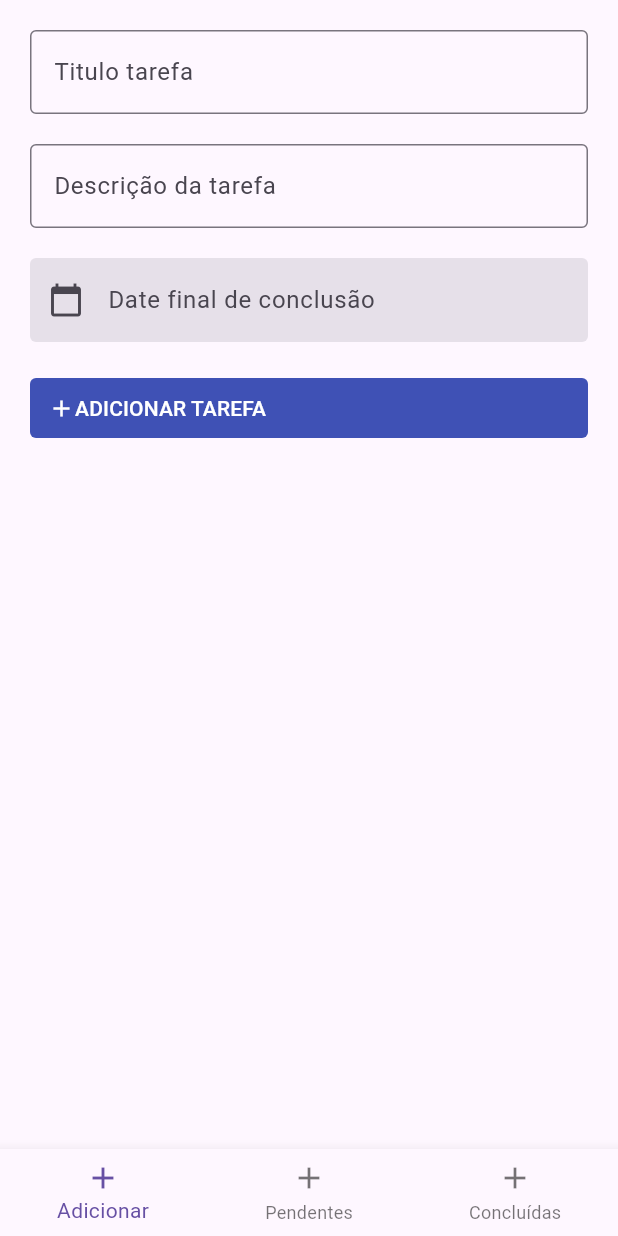
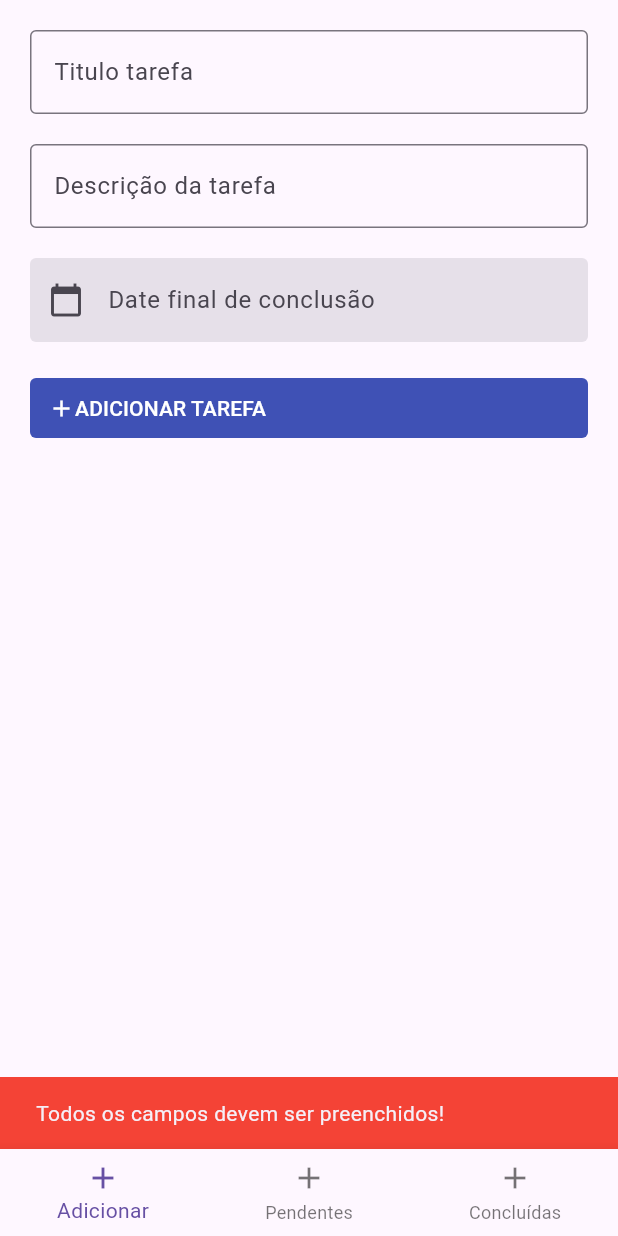
Before and after one commit to 3DUTEX/lista-de-tarefas-flutter, a Flutter app: the screen it shows after launch, after a tap on "ADICIONAR TAREFA", on a phone screen of 412 x 824 dp. Run offline on Flutter 3.47's test engine with Material 3 defaults, Android fonts, the phone set to English and light mode, and no system bars; our stand-ins replace fluttertoast, sqflite; accounts and stored records are empty.

Commit message:
adicionar toast de sucesso ou erro ao inserir tarefa

```diff
--- a/lib/screens/add_activity.dart
+++ b/lib/screens/add_activity.dart
@@ -1,4 +1,5 @@
 import 'package:flutter/material.dart';
+import 'package:fluttertoast/fluttertoast.dart';
 import 'package:lista_de_tarefas/models/task.dart';
 import 'package:lista_de_tarefas/repositories/task_repository.dart';
 
@@ -27,7 +28,10 @@ class _AddActivityState extends State<AddActivity> {
 
   Future<int> addTask() async {
     if (!validateFields()) {
-      throw Exception("Todos os campos devem ser preenchidos!");
+      showToast(
+          backgroundColor: Colors.red,
+          msg: "Todos os campos devem ser preenchidos!");
+      return 0;
     }
 
     Task task = Task(
@@ -38,7 +42,28 @@ class _AddActivityState extends State<AddActivity> {
 
     int id = await taskRepository.add(task);
 
+    showToast(
+        backgroundColor: Colors.green, msg: "Tarefa inserida com sucesso!");
+
+    clearFields();
+
     return id;
+  }
+
+  void showToast(
+      {Color backgroundColor = Colors.cyan, String msg = "Mensagem Vazia!"}) {
+    ScaffoldMessenger.of(context).showSnackBar(SnackBar(
+      content: Text(msg),
+      backgroundColor: backgroundColor,
+    ));
+  }
+
+  void clearFields() {
+    setState(() {
+      titleController.text = "";
+      descController.text = "";
+      dataPickerController.text = "";
+    });
   }
 
   @override
--- a/pubspec.yaml
+++ b/pubspec.yaml
@@ -11,7 +11,6 @@ dependencies:
     sdk: flutter
   path: ^1.9.0
   sqflite: ^2.3.2
-  fluttertoast: ^8.2.4
 
 dev_dependencies:
   flutter_test:
```
Also changed, not shown: 1 other file.
